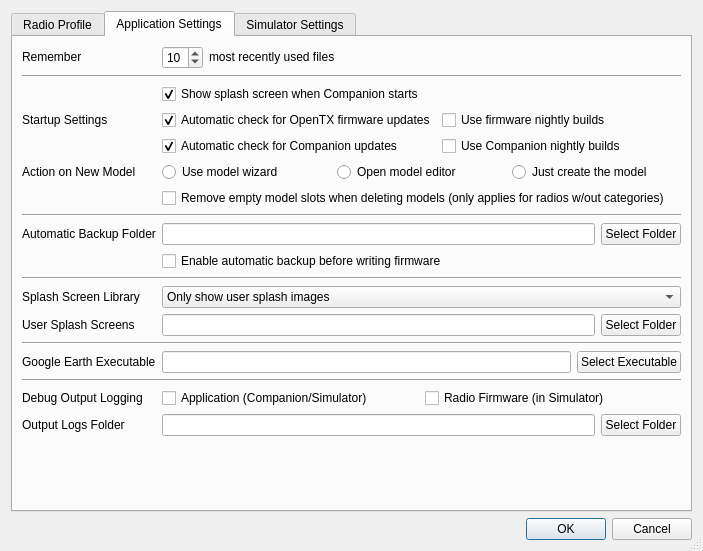
The window that companion/src/apppreferencesdialog.ui (opentx/opentx) describes before a commit, drawn with Qt 5.
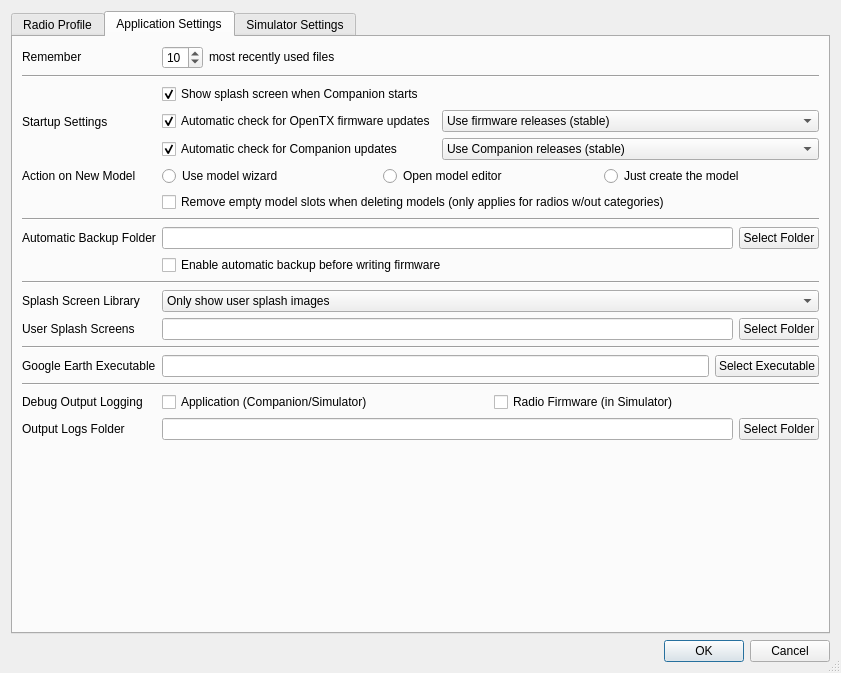
The same window after the commit. The open tabs and pages were chosen to show the change.

Commit message: A 3rd branch for RC compilation

What changed in the file:
```diff
--- a/companion/src/apppreferencesdialog.ui
+++ b/companion/src/apppreferencesdialog.ui
@@ -6,8 +6,8 @@
    <rect>
     <x>0</x>
     <y>0</y>
-    <width>703</width>
-    <height>534</height>
+    <width>841</width>
+    <height>673</height>
    </rect>
   </property>
   <property name="sizePolicy">
@@ -768,26 +768,6 @@
          </property>
          <item row="7" column="1">
           <layout class="QGridLayout" name="gridLayout_6">
-           <item row="1" column="1">
-            <widget class="QCheckBox" name="useCompanionNightlyBuilds">
-             <property name="text">
-              <string>Use Companion nightly builds</string>
-             </property>
-             <property name="checked">
-              <bool>false</bool>
-             </property>
-            </widget>
-           </item>
-           <item row="0" column="1">
-            <widget class="QCheckBox" name="useFirmwareNightlyBuilds">
-             <property name="text">
-              <string>Use firmware nightly builds</string>
-             </property>
-             <property name="checked">
-              <bool>false</bool>
-             </property>
-            </widget>
-           </item>
            <item row="0" column="0">
             <widget class="QCheckBox" name="autoCheckFirmware">
              <property name="text">
@@ -808,6 +788,56 @@
              </property>
             </widget>
            </item>
+           <item row="0" column="1">
+            <widget class="QComboBox" name="firmwareBranch">
+             <property name="sizePolicy">
+              <sizepolicy hsizetype="Expanding" vsizetype="Fixed">
+               <horstretch>0</horstretch>
+               <verstretch>0</verstretch>
+              </sizepolicy>
+             </property>
+             <item>
+              <property name="text">
+               <string>Use firmware releases (stable)</string>
+              </property>
+             </item>
+             <item>
+              <property name="text">
+               <string>Use firmware release candidates (testing)</string>
+              </property>
+             </item>
+             <item>
+              <property name="text">
+               <string>Use firmware nightly builds (unstable)</string>
+              </property>
+             </item>
+            </widget>
+           </item>
+           <item row="1" column="1">
+            <widget class="QComboBox" name="companionBranch">
+             <property name="sizePolicy">
+              <sizepolicy hsizetype="Expanding" vsizetype="Fixed">
+               <horstretch>0</horstretch>
+               <verstretch>0</verstretch>
+              </sizepolicy>
+             </property>
+             <item>
+              <property name="text">
+               <string>Use Companion releases (stable)</string>
+              </property>
+             </item>
+             <item>
+              <property name="text">
+               <string>Use Companion release candidates (testing)</string>
+              </property>
+             </item>
+             <item>
+              <property name="text">
+               <string>Use Companion nightly builds (unstable)</string>
+              </property>
+             </item>
+            </widget>
+           </item>
           </layout>
          </item>
          <item row="3" column="1">
```
Left out of the diff: 28 changed lines with no effect on the pictures. The commit also changes 7 other files.
